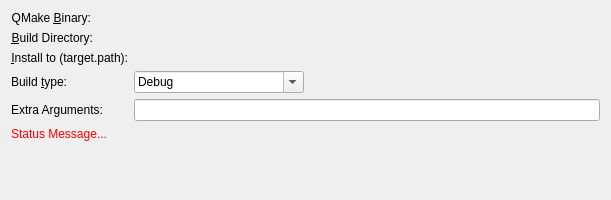
KDE/kdevelop, file qmakebuilddirchooser.ui: the form before one commit.
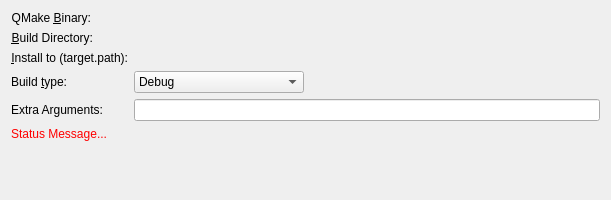
The form after the commit. Custom widgets are drawn as their Qt base class.

The edit to the form file:
```diff
--- a/qmakebuilddirchooser.ui
+++ b/qmakebuilddirchooser.ui
@@ -121,7 +121,7 @@
    <item row="3" column="1">
     <widget class="QComboBox" name="buildType">
      <property name="editable">
-      <bool>true</bool>
+      <bool>false</bool>
      </property>
      <property name="currentIndex">
       <number>0</number>
```
Left out of the diff: 28 changed lines with no effect on the pictures.
